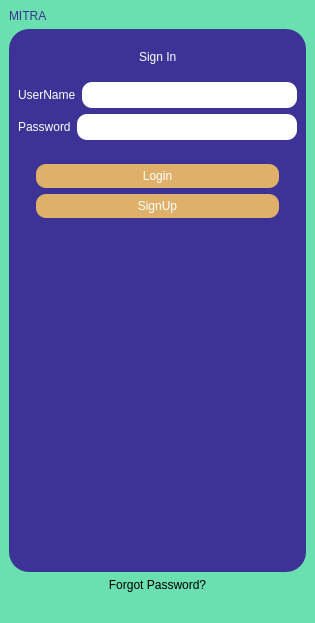
bikraj2/MITRA, file mainwindow.ui: the form before one commit.
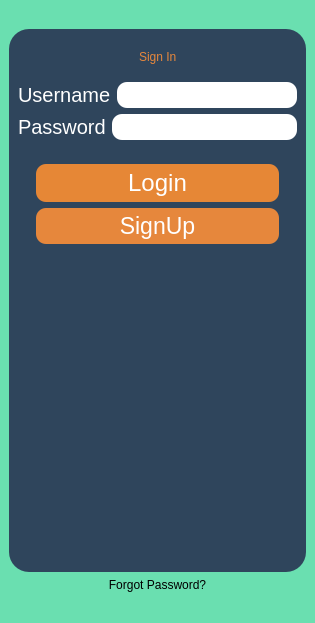
The form after the commit. Icons and pictures are not drawn.

What changed in the file:
```diff
--- a/mainwindow.ui
+++ b/mainwindow.ui
@@ -21,11 +21,16 @@
    <layout class="QVBoxLayout" name="verticalLayout">
     <item>
      <widget class="QLabel" name="label_2">
+      <property name="autoFillBackground">
+       <bool>false</bool>
+      </property>
       <property name="styleSheet">
-       <string notr="true">border:0; font: bold 80px &quot;Sherif&quot;; color:#3d3397;</string>
+       <string notr="true"> font: bold 100px &quot;Sherif&quot;; color:#2F455C;
+image:url(:/icon/icon/logo.png);
+</string>
       </property>
       <property name="text">
-       <string>MITRA</string>
+       <string/>
       </property>
      </widget>
     </item>
@@ -34,7 +39,7 @@
       <property name="styleSheet">
        <string notr="true">border-radius:20px;margin-top: 1ex;
 font: bold 16pt &quot;Sherif&quot;;
-background-color:#3d3397;
+background-color:#2f455c;
 color:rgb(255, 255, 255);</string>
       </property>
       <property name="title">
@@ -69,7 +74,9 @@
           <item>
            <widget class="QLabel" name="label">
             <property name="styleSheet">
-             <string notr="true">border:0; font: bold 40px &quot;Sherif&quot;;</string>
+             <string notr="true">border:0; ;
+font: 40pt &quot;Bodoni 72 &quot;;
+color:#e6873c;</string>
             </property>
             <property name="text">
              <string>Sign In</string>
@@ -99,10 +106,11 @@
            <item>
             <widget class="QLabel" name="label_3">
              <property name="styleSheet">
-              <string notr="true">border:0;</string>
+              <string notr="true">border:0;
+font: 15pt ;</string>
              </property>
              <property name="text">
-              <string>UserName</string>
+              <string>Username</string>
              </property>
             </widget>
            </item>
@@ -120,7 +128,8 @@
            <item>
             <widget class="QLabel" name="name_8">
              <property name="styleSheet">
-              <string notr="true">border:0;</string>
+              <string notr="true">border:0;
+font: 15pt ;</string>
              </property>
              <property name="text">
               <string>Password</string>
@@ -165,9 +174,10 @@
              <item>
               <widget class="QPushButton" name="pushButton_login_3">
                <property name="styleSheet">
-                <string notr="true">background-color:#dfb06a;
+                <string notr="true">background-color:#e68736;
 border-radius: 10px;
-font: 15 Bold &quot;Sherif&quot;; padding:5;</string>
+; padding:5;
+font: 18pt ;</string>
                </property>
                <property name="text">
                 <string>Login</string>
@@ -177,9 +187,10 @@
              <item>
               <widget class="QPushButton" name="pushButton_singup_3">
                <property name="styleSheet">
-                <string notr="true">background-color:#dfb06a;
+                <string notr="true">background-color:#e6873c;
 border-radius: 10px;
-font: 15 Bold &quot;Sherif&quot;; padding:5;</string>
+font: 17pt  ; padding:5;
+</string>
                </property>
                <property name="text">
                 <string>SignUp</string>
```
